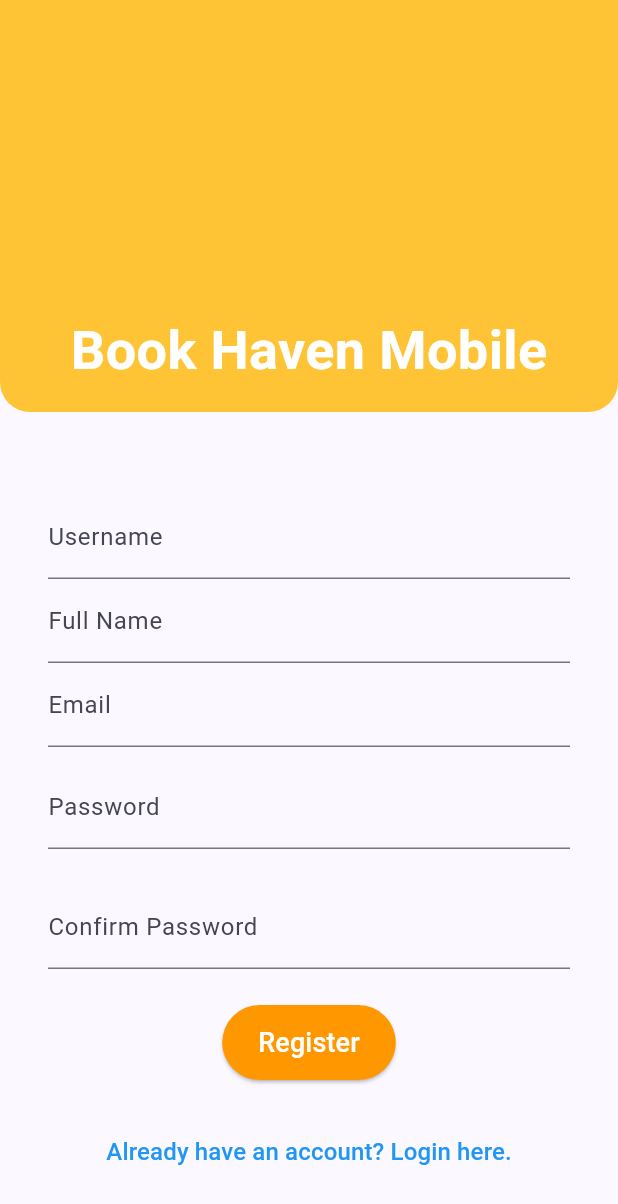
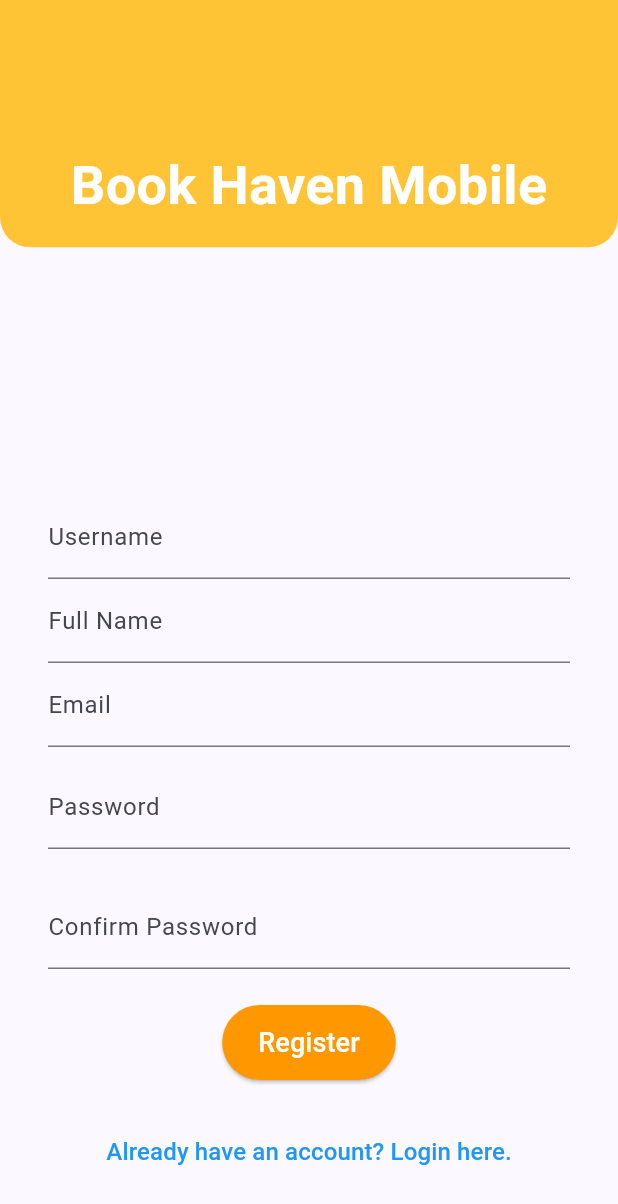
Before and after one commit to PBPK6/BookHaven-mobile, a Flutter app: the RegisterPage screen opened directly, on a phone screen of 412 x 824 dp. Shown: the top 1204 px of the screen. Run offline on Flutter 3.47's test engine with Material 3 defaults, Android fonts, the phone set to English and light mode, and no system bars; missing offline and left inert: dart:html, pbp_django_auth.

Commit message:
97% done 1

```diff
--- a/lib/screens/register.dart
+++ b/lib/screens/register.dart
@@ -53,7 +53,7 @@ class _RegisterPageState extends State<RegisterPage> {
             ),
             color: Color(0xFFFFC436),
           ),
-          height: MediaQuery.of(context).size.height / 3,
+          height: MediaQuery.of(context).size.height / 5,
           width: MediaQuery.of(context).size.width,
           child: const Column(
             mainAxisAlignment: MainAxisAlignment.end,
```
